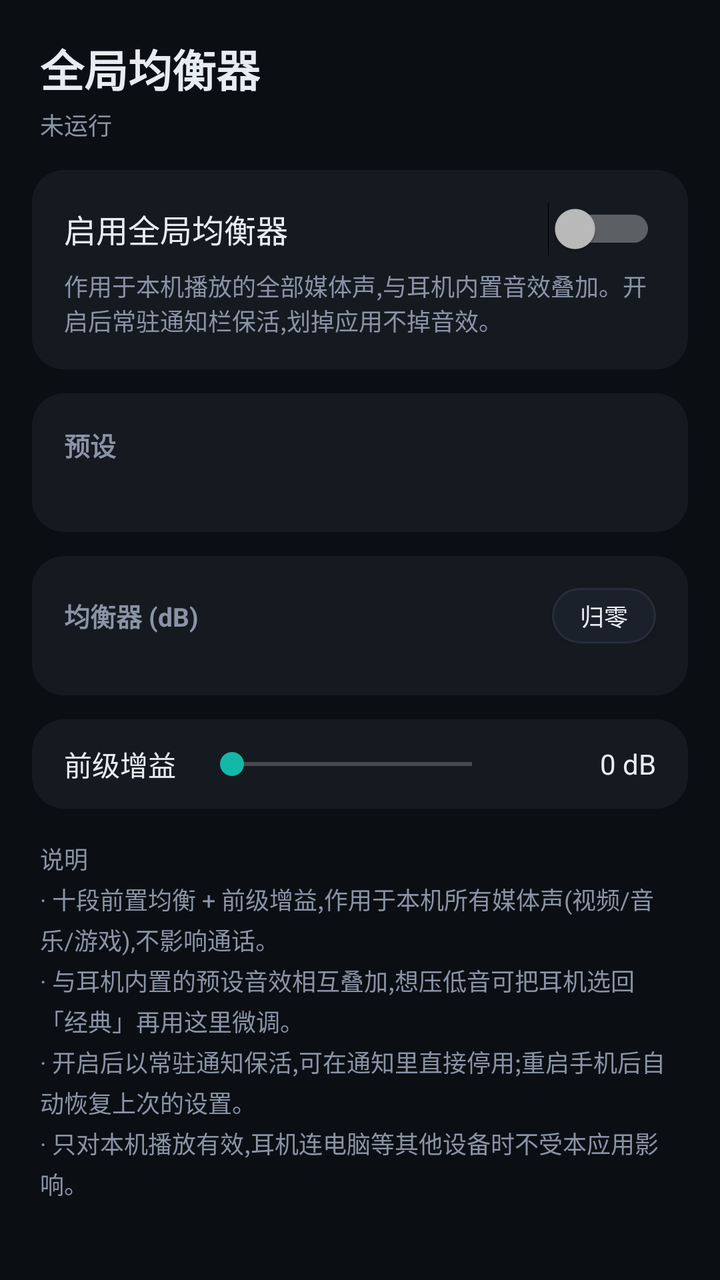
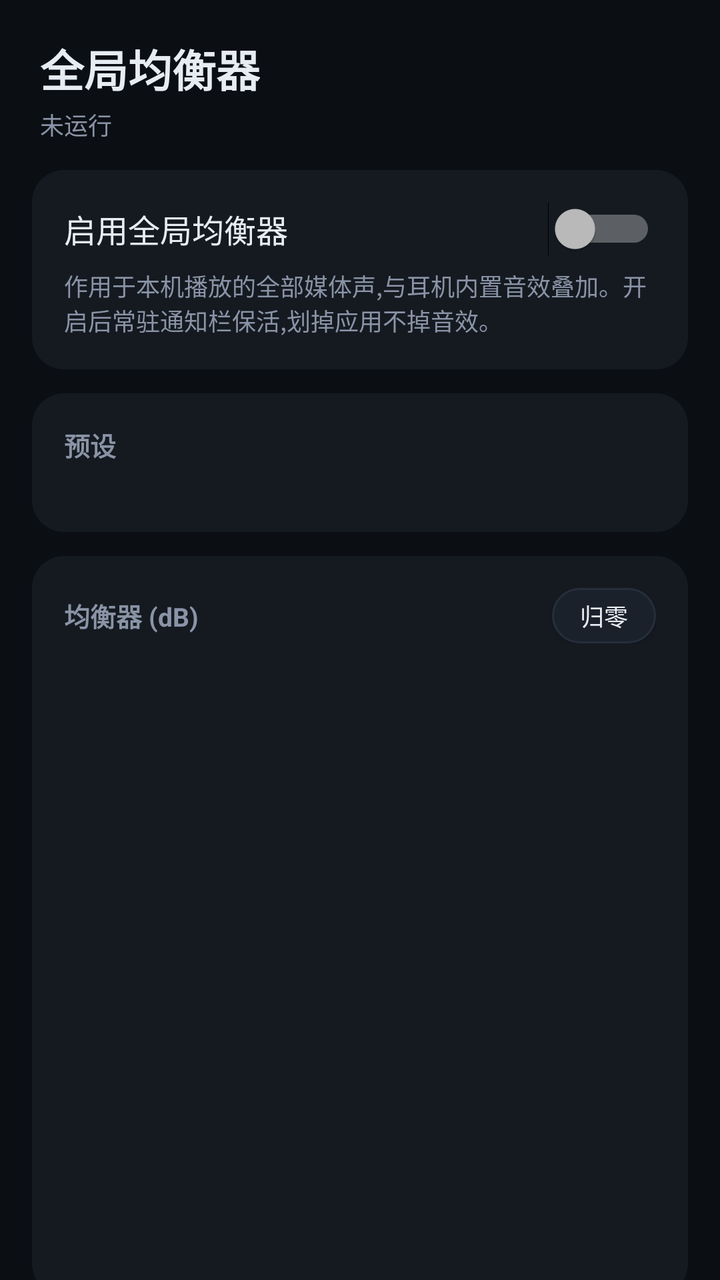

Before-and-after screenshots of an Android layout around one commit, followed by the original layout XML and the change that was made.
<!-- AndroidManifest.xml: application theme Theme.App -->
<!-- res/layout/activity_main.xml -->
<?xml version="1.0" encoding="utf-8"?>
<ScrollView xmlns:android="http://schemas.android.com/apk/res/android"
    android:layout_width="match_parent"
    android:layout_height="match_parent"
    android:background="@color/bg"
    android:fillViewport="true"
    android:scrollbars="none">

    <LinearLayout
        android:layout_width="match_parent"
        android:layout_height="wrap_content"
        android:orientation="vertical"
        android:paddingBottom="28dp">

        
        <LinearLayout
            android:layout_width="match_parent"
            android:layout_height="wrap_content"
            android:orientation="horizontal"
            android:gravity="center_vertical"
            android:paddingLeft="20dp"
            android:paddingRight="20dp"
            android:paddingTop="18dp"
            android:paddingBottom="14dp">

            <LinearLayout
                android:layout_width="0dp"
                android:layout_height="wrap_content"
                android:layout_weight="1"
                android:orientation="vertical">

                <TextView
                    android:layout_width="wrap_content"
                    android:layout_height="wrap_content"
                    android:text="@string/app_name"
                    android:textColor="@color/text"
                    android:textSize="22sp"
                    android:textStyle="bold"/>

                <TextView
                    android:id="@+id/tvState"
                    android:layout_width="wrap_content"
                    android:layout_height="wrap_content"
                    android:layout_marginTop="3dp"
                    android:text="未运行"
                    android:textColor="@color/dim"
                    android:textSize="12sp"/>
            </LinearLayout>
        </LinearLayout>

        
        <LinearLayout
            android:layout_width="match_parent"
            android:layout_height="wrap_content"
            android:orientation="vertical"
            android:background="@drawable/card"
            android:layout_marginLeft="16dp"
            android:layout_marginRight="16dp"
            android:layout_marginBottom="12dp"
            android:padding="16dp">

            <Switch
                android:id="@+id/swEnable"
                android:layout_width="match_parent"
                android:layout_height="wrap_content"
                android:text="启用全局均衡器"
                android:textColor="@color/text"
                android:textSize="16sp"/>

            <TextView
                android:layout_width="match_parent"
                android:layout_height="wrap_content"
                android:layout_marginTop="6dp"
                android:text="@string/hint_enable"
                android:textColor="@color/dim"
                android:textSize="12sp"/>
        </LinearLayout>

        
        <LinearLayout
            android:layout_width="match_parent"
            android:layout_height="wrap_content"
            android:orientation="vertical"
            android:background="@drawable/card"
            android:layout_marginLeft="16dp"
            android:layout_marginRight="16dp"
            android:layout_marginBottom="12dp"
            android:padding="16dp">

            <TextView
                android:layout_width="wrap_content"
                android:layout_height="wrap_content"
                android:text="预设"
                android:textColor="@color/dim"
                android:textSize="13sp"
                android:textStyle="bold"/>

            <LinearLayout
                android:id="@+id/presetRow1"
                android:layout_width="match_parent"
                android:layout_height="wrap_content"
                android:orientation="horizontal"
                android:layout_marginTop="10dp"/>

            <LinearLayout
                android:id="@+id/presetRow2"
                android:layout_width="match_parent"
                android:layout_height="wrap_content"
                android:orientation="horizontal"
                android:layout_marginTop="8dp"/>
        </LinearLayout>

        
        <LinearLayout
            android:layout_width="match_parent"
            android:layout_height="wrap_content"
            android:orientation="vertical"
            android:background="@drawable/card"
            android:layout_marginLeft="16dp"
            android:layout_marginRight="16dp"
            android:layout_marginBottom="12dp"
            android:padding="16dp">

            <LinearLayout
                android:layout_width="match_parent"
                android:layout_height="wrap_content"
                android:orientation="horizontal"
                android:gravity="center_vertical">

                <TextView
                    android:layout_width="0dp"
                    android:layout_height="wrap_content"
                    android:layout_weight="1"
                    android:text="均衡器 (dB)"
                    android:textColor="@color/dim"
                    android:textSize="13sp"
                    android:textStyle="bold"/>

                <Button
                    android:id="@+id/btnReset"
                    android:layout_width="wrap_content"
                    android:layout_height="wrap_content"
                    android:text="归零"
                    android:textSize="12sp"
                    android:textColor="@color/chip_text"
                    android:background="@drawable/chip"
                    android:minWidth="0dp"
                    android:minHeight="0dp"
                    android:paddingLeft="14dp"
                    android:paddingRight="14dp"
                    android:paddingTop="5dp"
                    android:paddingBottom="5dp"/>
            </LinearLayout>

            <LinearLayout
                android:id="@+id/eqError"
                android:layout_width="match_parent"
                android:layout_height="wrap_content"
                android:orientation="vertical"
                android:visibility="gone">

                <TextView
                    android:id="@+id/tvEqError"
                    android:layout_width="match_parent"
                    android:layout_height="wrap_content"
                    android:layout_marginTop="10dp"
                    android:textColor="#F87171"
                    android:textSize="13sp"/>
            </LinearLayout>

            
            <LinearLayout
                android:id="@+id/eqBox"
                android:layout_width="match_parent"
                android:layout_height="wrap_content"
                android:orientation="horizontal"
                android:layout_marginTop="10dp">

                <LinearLayout
                    android:id="@+id/gutter"
                    android:layout_width="26dp"
                    android:layout_height="match_parent"
                    android:orientation="vertical"/>

                <LinearLayout
                    android:id="@+id/bandBox"
                    android:layout_width="0dp"
                    android:layout_height="match_parent"
                    android:layout_weight="1"
                    android:orientation="horizontal"/>
            </LinearLayout>
        </LinearLayout>

        
        <LinearLayout
            android:layout_width="match_parent"
            android:layout_height="wrap_content"
            android:orientation="horizontal"
            android:gravity="center_vertical"
            android:background="@drawable/card"
            android:layout_marginLeft="16dp"
            android:layout_marginRight="16dp"
            android:layout_marginBottom="12dp"
            android:paddingLeft="16dp"
            android:paddingRight="16dp"
            android:paddingTop="12dp"
            android:paddingBottom="12dp">

            <TextView
                android:layout_width="wrap_content"
                android:layout_height="wrap_content"
                android:text="前级增益"
                android:textColor="@color/text"
                android:textSize="14sp"/>

            <SeekBar
                android:id="@+id/sbPre"
                android:layout_width="0dp"
                android:layout_height="wrap_content"
                android:layout_weight="1"
                android:layout_marginLeft="12dp"
                android:layout_marginRight="12dp"
                android:max="12"/>

            <TextView
                android:id="@+id/tvPre"
                android:layout_width="64dp"
                android:layout_height="wrap_content"
                android:gravity="end"
                android:text="0 dB"
                android:textColor="@color/text"
                android:textSize="14sp"/>
        </LinearLayout>

        
        <TextView
            android:layout_width="match_parent"
            android:layout_height="wrap_content"
            android:layout_marginLeft="20dp"
            android:layout_marginRight="20dp"
            android:layout_marginTop="4dp"
            android:text="@string/note"
            android:textColor="@color/dim"
            android:textSize="12sp"
            android:lineSpacingExtra="3dp"/>
    </LinearLayout>
</ScrollView>
<!-- resources referenced by this layout -->
<resources>
  <color name="bg">#0B0F14</color>
  <color name="dim">#8A94A6</color>
  <color name="text">#E7ECF3</color>
  <!-- drawable card (drawable) -->
  <?xml version="1.0" encoding="utf-8"?>
  <shape xmlns:android="http://schemas.android.com/apk/res/android" android:shape="rectangle">
      <corners android:radius="16dp"/>
      <solid android:color="@color/card"/>
  </shape>
  <!-- drawable chip (drawable) -->
  <?xml version="1.0" encoding="utf-8"?>
  <selector xmlns:android="http://schemas.android.com/apk/res/android">
      <item android:state_pressed="true">
          <shape android:shape="rectangle">
              <corners android:radius="20dp"/>
              <solid android:color="@color/chipBgPressed"/>
          </shape>
      </item>
      <item android:state_selected="true">
          <shape android:shape="rectangle">
              <corners android:radius="20dp"/>
              <solid android:color="@color/chipBgOn"/>
              <stroke android:width="1dp" android:color="@color/accent"/>
          </shape>
      </item>
      <item>
          <shape android:shape="rectangle">
              <corners android:radius="20dp"/>
              <solid android:color="@color/chipBg"/>
              <stroke android:width="1dp" android:color="@color/line"/>
          </shape>
      </item>
  </selector>
  <string name="app_name">全局均衡器</string>
  <string name="hint_enable">作用于本机播放的全部媒体声,与耳机内置音效叠加。开启后常驻通知栏保活,划掉应用不掉音效。</string>
  <string name="note">说明\n· 十段前置均衡 + 前级增益,作用于本机所有媒体声(视频/音乐/游戏),不影响通话。\n· 与耳机内置的预设音效相互叠加,想压低音可把耳机选回「经典」再用这里微调。\n· 开启后以常驻通知保活,可在通知里直接停用;重启手机后自动恢复上次的设置。\n· 只对本机播放有效,耳机连电脑等其他设备时不受本应用影响。</string>
  <style name="Theme.App" parent="@android:style/Theme.Material.NoActionBar">
          <item name="android:windowBackground">@color/bg</item>
          <item name="android:statusBarColor">@color/bg</item>
          <item name="android:navigationBarColor">@color/bg</item>
          <item name="android:colorAccent">@color/accent</item>
          <item name="android:colorPrimary">@color/accent</item>
          <item name="android:colorPrimaryDark">@color/bg</item>
          <item name="android:windowLightStatusBar">false</item>
      </style>
  <color name="card">#151A21</color>
  <color name="chipBgPressed">#232B38</color>
  <color name="chipBgOn">#16332F</color>
  <color name="accent">#14B8A6</color>
  <color name="chipBg">#1B212B</color>
  <color name="line">#262E3C</color>
</resources>

<!-- the commit's change to res/layout/activity_main.xml (unified diff, before → after) -->
@@ -172,7 +172,7 @@
             <LinearLayout
                 android:id="@+id/eqBox"
                 android:layout_width="match_parent"
-                android:layout_height="wrap_content"
+                android:layout_height="300dp"
                 android:orientation="horizontal"
                 android:layout_marginTop="10dp">
 
